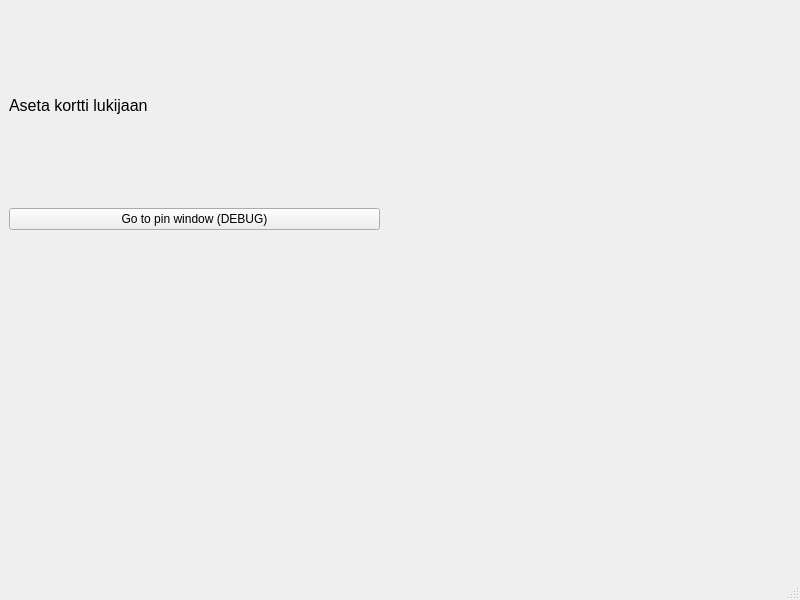
Qt form pankkiprojekti/mainwindow.ui (banksimul2022/group12) before a commit.
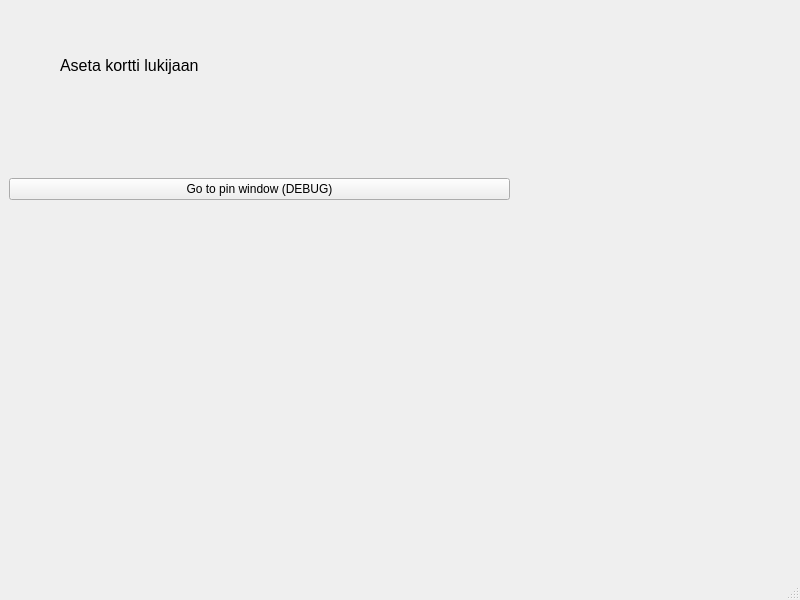
The same form after that commit.

Commit message: Ajastin ja pin-koodin tarkistus (UI)

Diff of the .ui file:
```diff
--- a/pankkiprojekti/mainwindow.ui
+++ b/pankkiprojekti/mainwindow.ui
@@ -24,24 +24,12 @@
     <property name="geometry">
      <rect>
       <x>9</x>
-      <y>9</y>
-      <width>371</width>
-      <height>221</height>
+      <y>149</y>
+      <width>501</width>
+      <height>81</height>
      </rect>
     </property>
     <layout class="QVBoxLayout" name="verticalLayout">
-     <item>
-      <widget class="QLabel" name="label">
-       <property name="font">
-        <font>
-         <pointsize>12</pointsize>
-        </font>
-       </property>
-       <property name="text">
-        <string>Aseta kortti lukijaan</string>
-       </property>
-      </widget>
-     </item>
      <item>
       <widget class="QPushButton" name="pushButton">
        <property name="text">
@@ -51,6 +39,24 @@
      </item>
     </layout>
    </widget>
+   <widget class="QLabel" name="label">
+    <property name="geometry">
+     <rect>
+      <x>60</x>
+      <y>0</y>
+      <width>431</width>
+      <height>131</height>
+     </rect>
+    </property>
+    <property name="font">
+     <font>
+      <pointsize>12</pointsize>
+     </font>
+    </property>
+    <property name="text">
+     <string>Aseta kortti lukijaan</string>
+    </property>
+   </widget>
   </widget>
   <widget class="QMenuBar" name="menubar">
    <property name="geometry">
```
The commit also changes 6 other files.
